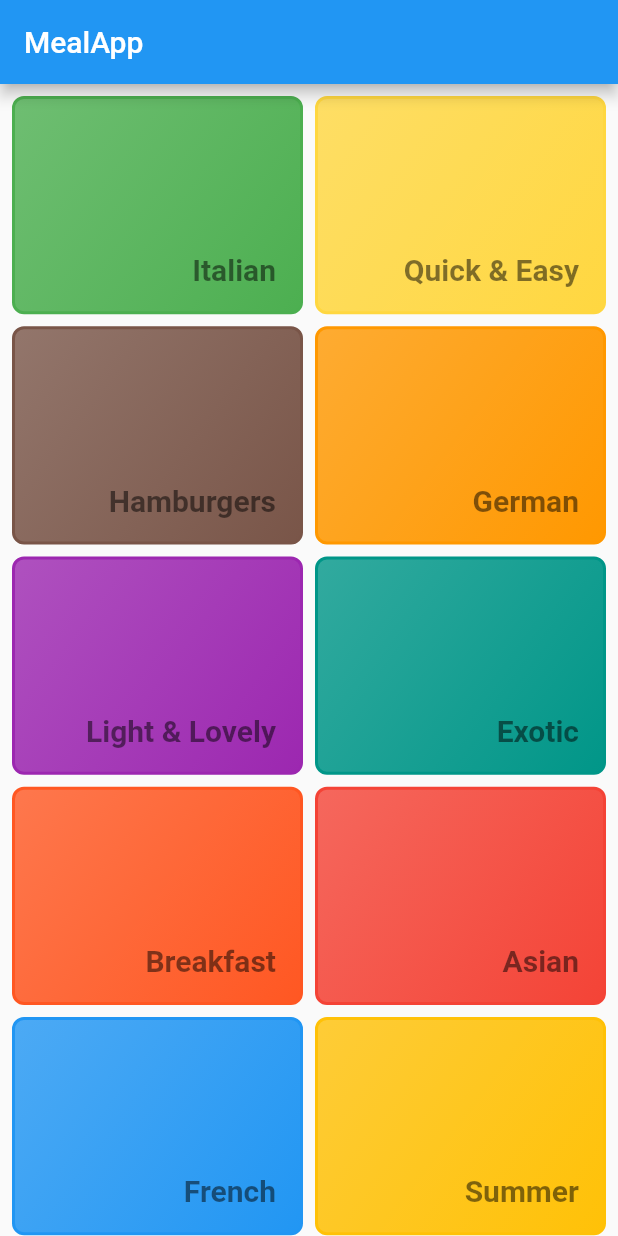
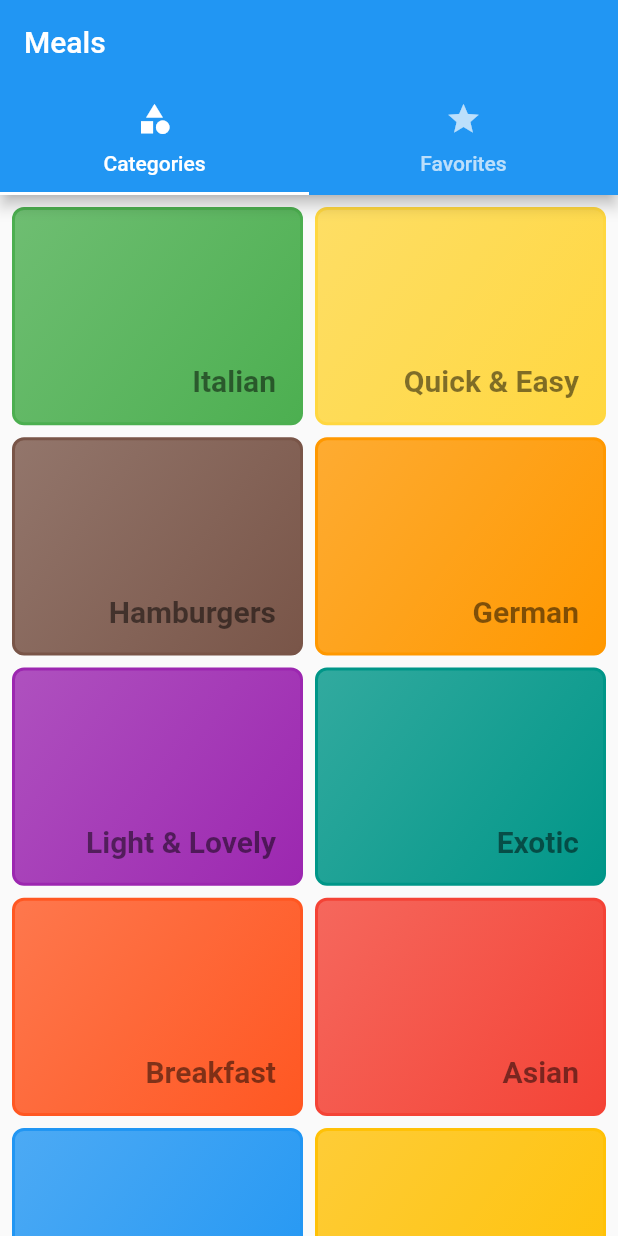
Before and after one commit to anotherglitchinthematrix/flutter-demo-meal, a Flutter app: the screen it shows after launch, on a phone screen of 412 x 824 dp. Run offline on Flutter 3.47's test engine with Material 2 defaults, Android fonts, the phone set to English and light mode, and no system bars.

Commit message:
AppBar TabBar

```diff
--- a/lib/main.dart
+++ b/lib/main.dart
@@ -8,7 +8,7 @@ class App extends StatelessWidget {
   Widget build(BuildContext context) {
     return MaterialApp(
       title: 'Meal App',
-      home: CategoriesScreen(),
+      home: TabsScreen(),
       routes: {
         CategoryScreen.routeName: (context) => CategoryScreen(),
         MealScreen.routeName: (context) => MealScreen(),
--- a/lib/screens/categories.screen.dart
+++ b/lib/screens/categories.screen.dart
@@ -5,11 +5,7 @@ import 'package:course_007/dummy_data.dart';
 class CategoriesScreen extends StatelessWidget {
   @override
   Widget build(BuildContext context) {
-    return Scaffold(
-      appBar: AppBar(
-        title: const Text('MealApp'),
-      ),
-      body: GridView(
+    return GridView(
       padding: const EdgeInsets.all(8),
       gridDelegate: const SliverGridDelegateWithMaxCrossAxisExtent(
         maxCrossAxisExtent: 200,
@@ -18,11 +14,8 @@ class CategoriesScreen extends StatelessWidget {
         crossAxisSpacing: 8,
       ),
       children: <Widget>[
-          ...DUMMY_CATEGORIES
-              .map((category) => CategoryItem(category))
-              .toList(),
+        ...DUMMY_CATEGORIES.map((category) => CategoryItem(category)).toList(),
       ],
-      ),
     );
   }
 }
--- /dev/null
+++ b/lib/screens/favorites.screen.dart
@@ -0,0 +1,8 @@
+import 'package:flutter/material.dart';
+
+class FavoritesScreen extends StatelessWidget {
+  @override
+  Widget build(BuildContext context) {
+    return Container();
+  }
+}
--- a/lib/screens/index.dart
+++ b/lib/screens/index.dart
@@ -1,3 +1,5 @@
 export 'categories.screen.dart';
 export 'category.screen.dart';
 export 'meal.screen.dart';
+export 'tabs.screen.dart';
+export 'favorites.screen.dart';
--- /dev/null
+++ b/lib/screens/tabs.screen.dart
@@ -0,0 +1,33 @@
+import 'package:course_007/screens/index.dart';
+import 'package:flutter/material.dart';
+
+class TabsScreen extends StatefulWidget {
+  @override
+  _TabsScreenState createState() => _TabsScreenState();
+}
+
+class _TabsScreenState extends State<TabsScreen> {
+  @override
+  Widget build(BuildContext context) {
+    return DefaultTabController(
+      length: 2,
+      child: Scaffold(
+        appBar: AppBar(
+          title: Text('Meals'),
+          bottom: TabBar(
+            tabs: <Widget>[
+              Tab(icon: Icon(Icons.category), text: 'Categories'),
+              Tab(icon: Icon(Icons.star), text: 'Favorites'),
+            ],
+          ),
+        ),
+        body: TabBarView(
+          children: <Widget>[
+            CategoriesScreen(),
+            FavoritesScreen(),
+          ],
+        ),
+      ),
+    );
+  }
+}
```
Lines whose indentation alone changed are shown as unchanged.
